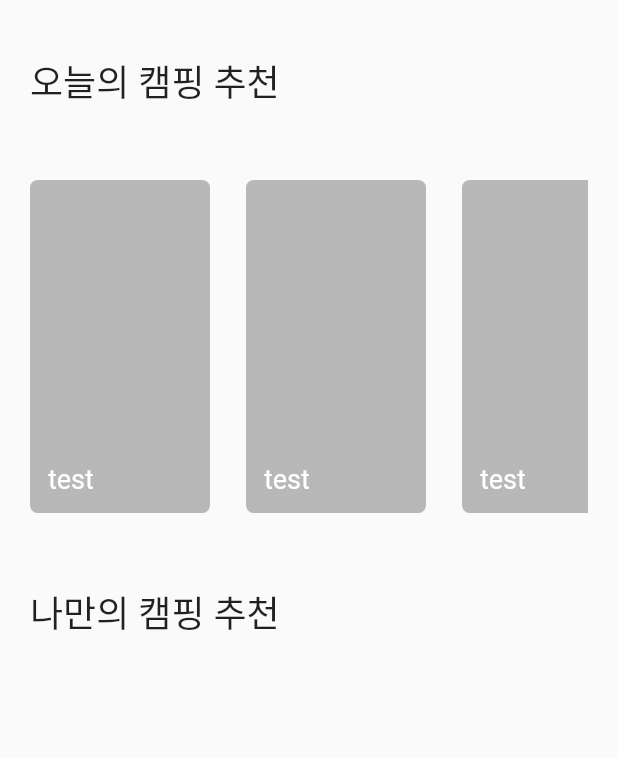
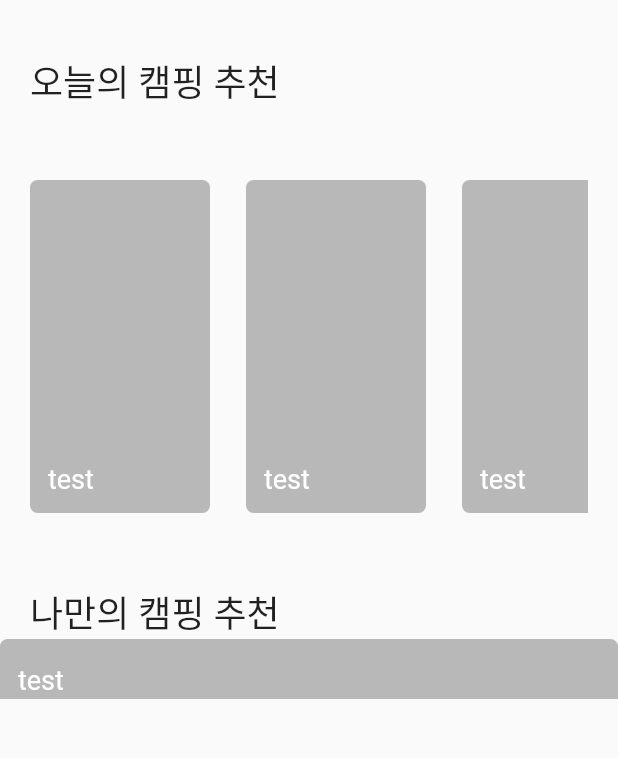
Before and after one commit to 2021-contest-exhibit/flutter-modak, a Flutter app: the screen it shows after launch, on a phone screen of 412 x 824 dp, the part 210-968 px from its top. Run offline on Flutter 3.47's test engine with Material 2 defaults, Android fonts, the light colour scheme and no system bars.

Commit message:
[UPDATE] update dashboard page

```diff
--- a/modak/lib/page/DashBoardPage.dart
+++ b/modak/lib/page/DashBoardPage.dart
@@ -13,8 +13,10 @@ class DashBoardPageState extends State<DashBoardPage> {
     final double _statusBarHeight = MediaQuery.of(context).padding.top;
     final double _height = MediaQuery.of(context).size.height;
     final double _titleHeight = 48.0;
+    final double _contentHeight = _height - _statusBarHeight - _titleHeight;
     return Scaffold(
-      body: Column(
+      body: Container(
+        child: Column(
           children: [
             Container(
               height: _titleHeight,
@@ -38,6 +40,10 @@ class DashBoardPageState extends State<DashBoardPage> {
                 ],
               ),
             ),
+            Container(
+              height: _contentHeight,
+              child: ListView(
+                children: [
                   const SizedBox(
                     height: 36,
                   ),
@@ -99,7 +105,39 @@ class DashBoardPageState extends State<DashBoardPage> {
                       ],
                     ),
                   ),
+                  Container(
+                    height: 40,
+                    child: ListView.builder(
+                      scrollDirection: Axis.vertical,
+                      itemCount: 1,
+                      physics: BouncingScrollPhysics(),
+                      itemBuilder: (BuildContext context, int index) {
+                        return Container(
+                          height: 50,
+                          padding: const EdgeInsets.all(12.0),
+                          alignment: Alignment.bottomLeft,
+                          decoration: const BoxDecoration(
+                            color: Color(0x887f7f7f),
+                            borderRadius: const BorderRadius.all(
+                              const Radius.circular(5.0),
+                            ),
+                          ),
+                          child: Text(
+                            "test",
+                            style: const TextStyle(
+                              color: const Color(0xffffffff),
+                              fontSize: 18.0,
+                            ),
+                          ),
+                        );
+                      },
+                    ),
+                  ),
                 ],
+              ),
+            ),
+          ],
+        ),
       ),
     );
   }
```
Lines whose indentation alone changed are shown as unchanged.
